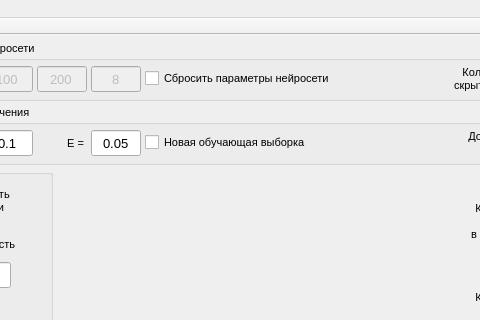
Qt form smartSnake/resources/MainWindow.ui (Max-Azarov/neuralNetSnake) before a commit; both pictures show x 86 to 566 and y 0 to 320 of the 685 by 712 pixel window.
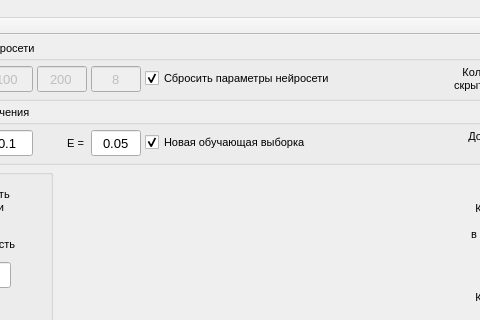
The same form after that commit. Custom widgets are drawn as their Qt base class.

Diff of the .ui file:
```diff
--- a/smartSnake/resources/MainWindow.ui
+++ b/smartSnake/resources/MainWindow.ui
@@ -282,6 +282,9 @@
          <property name="text">
           <string>Сбросить параметры нейросети</string>
          </property>
+         <property name="checked">
+          <bool>true</bool>
+         </property>
         </widget>
        </item>
        <item alignment="Qt::AlignRight">
@@ -553,6 +556,9 @@
          <property name="text">
           <string>Новая обучающая выборка</string>
          </property>
+         <property name="checked">
+          <bool>true</bool>
+         </property>
         </widget>
        </item>
        <item alignment="Qt::AlignRight">
```
Left out of the diff: 12 changed lines with no effect on the pictures.
